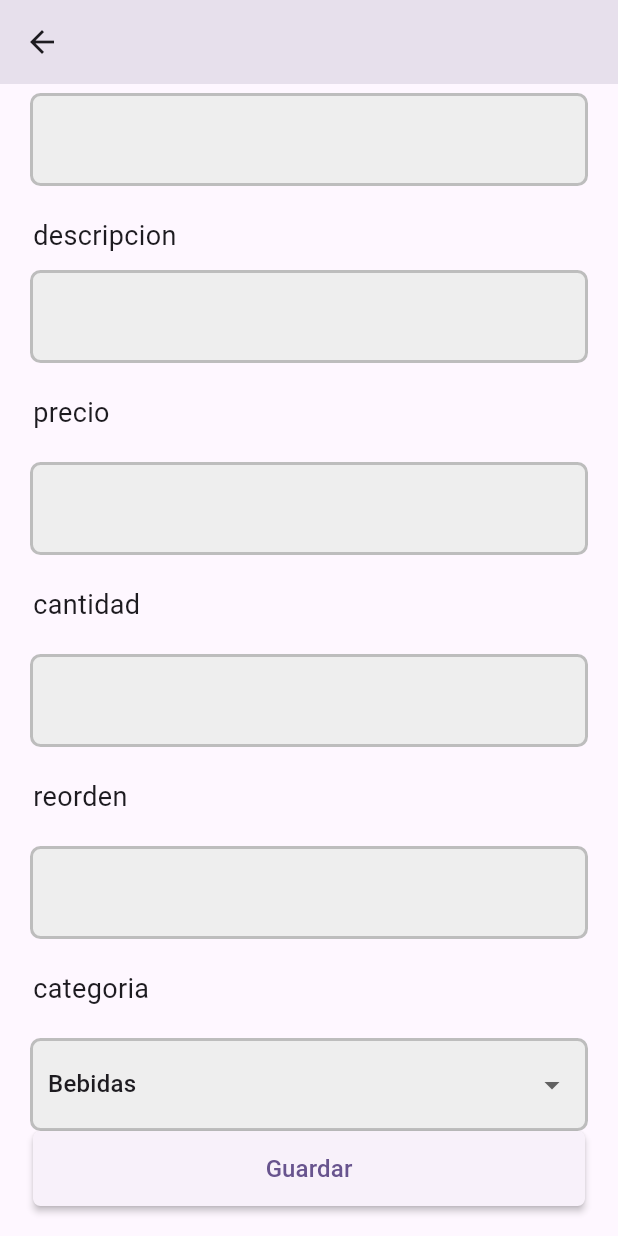
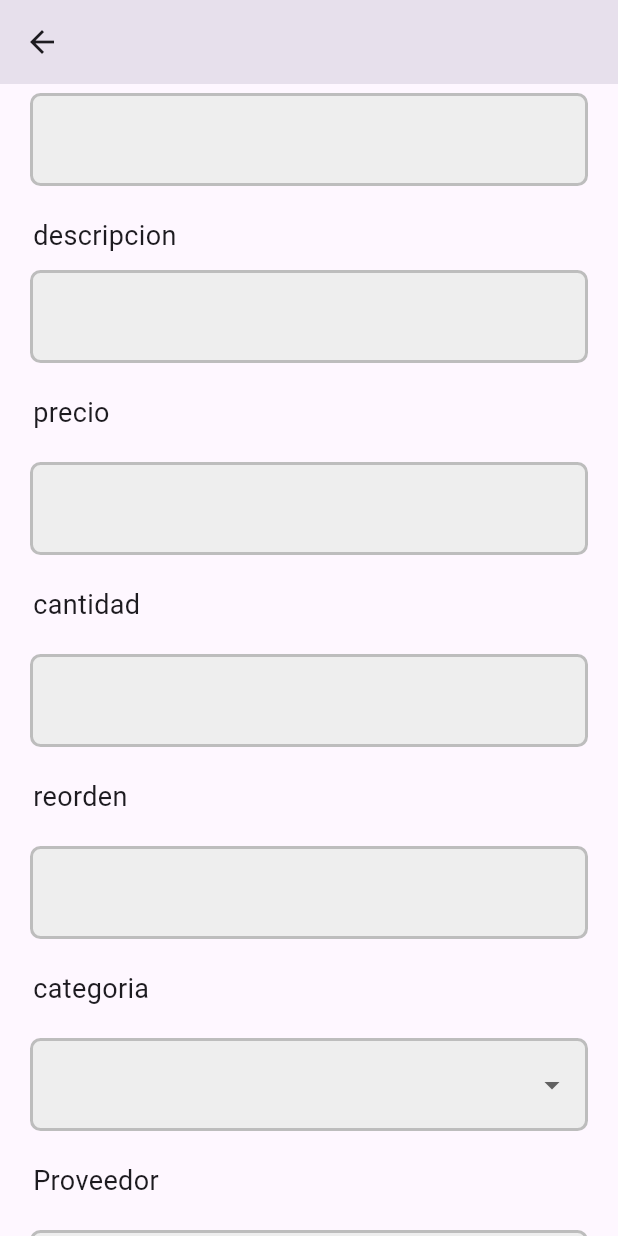
Before and after one commit to victorgbd/paralelos2, a Flutter app: the ProductManagementView screen opened directly, scrolled down 50 dp, on a phone screen of 412 x 824 dp. Run offline on Flutter 3.47's test engine with Material 3 defaults, Android fonts, the phone set to English and light mode, and no system bars; drawn by our look-alikes of flutter_form_builder; our stand-ins replace flutter_riverpod, form_builder_validators; network calls fail.

Commit message:
ua cambios

```diff
--- a/lib/main.dart
+++ b/lib/main.dart
@@ -1,6 +1,6 @@
 import 'package:flutter/material.dart';
 import 'package:flutter_riverpod/flutter_riverpod.dart';
-import 'package:paralelos2/views/login_view.dart';
+// import 'package:paralelos2/views/login_view.dart';
 
 import 'views/home_view.dart';
 
@@ -19,7 +19,7 @@
         colorScheme: ColorScheme.fromSeed(seedColor: Colors.deepPurple),
         useMaterial3: true,
       ),
-      home: const Loginview(),
+      home: const ProductView(),
     );
   }
 }
--- a/lib/views/product_management_view.dart
+++ b/lib/views/product_management_view.dart
@@ -15,10 +15,10 @@
 
 class _ProductManagementViewState extends ConsumerState<ProductManagementView> {
   final _formKey = GlobalKey<FormBuilderState>();
-  bool hidePassword = true;
+
   @override
   Widget build(BuildContext context) {
-    void signIn(BuildContext context) async {
+    void save(BuildContext context) async {
       FocusManager.instance.primaryFocus?.unfocus();
       final result = _formKey.currentState?.saveAndValidate() ?? false;
 
@@ -26,11 +26,14 @@
 
       final nombre = _formKey.currentState?.value['nombre'] as String;
       final descripcion = _formKey.currentState?.value['descripcion'] as String;
-      final precio = _formKey.currentState?.value['precio'] as double;
-      final cantidad = _formKey.currentState?.value['cantidad'] as int;
-      final reorden = _formKey.currentState?.value['reorden'] as int;
-      final categoriaId = _formKey.currentState?.value['categoria_id'] as int;
-      final proveedorId = _formKey.currentState?.value['proveedor_id'] as int;
+      final precio =
+          double.parse(_formKey.currentState?.value['precio'] as String);
+      final cantidad =
+          int.parse(_formKey.currentState?.value['cantidad'] as String);
+      final reorden =
+          int.parse(_formKey.currentState?.value['reorden'] as String);
+      final categoriaId = _formKey.currentState?.value['categoria_id'].id;
+      final proveedorId = _formKey.currentState?.value['proveedor_id'].id;
 
       await ref.read(productRepositoryProvider).create(nombre, descripcion,
           precio, cantidad, reorden, categoriaId, proveedorId);
@@ -75,7 +78,7 @@
                           focusedBorder: InputBorder.none,
                         ),
                         name: 'nombre',
-                        keyboardType: TextInputType.emailAddress,
+                        keyboardType: TextInputType.text,
                         validator: FormBuilderValidators.compose(
                           [
                             FormBuilderValidators.required(),
@@ -116,7 +119,6 @@
                         ),
                         name: 'descripcion',
                         keyboardType: TextInputType.text,
-                        obscureText: hidePassword,
                         validator: FormBuilderValidators.compose(
                           [
                             FormBuilderValidators.required(),
@@ -156,8 +158,7 @@
                           focusedBorder: InputBorder.none,
                         ),
                         name: 'precio',
-                        keyboardType: TextInputType.text,
-                        obscureText: hidePassword,
+                        keyboardType: TextInputType.number,
                         validator: FormBuilderValidators.compose(
                           [
                             FormBuilderValidators.required(),
@@ -197,8 +198,7 @@
                           focusedBorder: InputBorder.none,
                         ),
                         name: 'cantidad',
-                        keyboardType: TextInputType.text,
-                        obscureText: hidePassword,
+                        keyboardType: TextInputType.number,
                         validator: FormBuilderValidators.compose(
                           [
                             FormBuilderValidators.required(),
@@ -238,7 +238,7 @@
                           focusedBorder: InputBorder.none,
                         ),
                         name: 'reorden',
-                        keyboardType: TextInputType.text,
+                        keyboardType: TextInputType.number,
                         validator: FormBuilderValidators.compose(
                           [
                             FormBuilderValidators.required(),
@@ -270,7 +270,7 @@
                     child: Padding(
                       padding: const EdgeInsets.symmetric(
                           horizontal: 10.0, vertical: 5.0),
-                      child: FormBuilderDropdown<CategoryEntity>(
+                      child: FormBuilderDropdown(
                         decoration: const InputDecoration(
                           errorBorder: InputBorder.none,
                           focusedErrorBorder: InputBorder.none,
@@ -279,8 +279,10 @@
                         ),
                         name: 'categoria_id',
                         items: categories
-                            .map((e) => DropdownMenuItem<CategoryEntity>(
-                                child: Text(e.nombre)))
+                            .map((e) => DropdownMenuItem(
+                                  value: e,
+                                  child: Text(e.nombre),
+                                ))
                             .toList(),
                         validator: FormBuilderValidators.compose(
                           [
@@ -291,6 +293,52 @@
                     ),
                   ),
                 ),
+                const SizedBox(height: 20.0),
+                const Padding(
+                  padding: EdgeInsets.only(left: 22.0),
+                  child: Text(
+                    "Proveedor",
+                    style: TextStyle(fontSize: 18.0),
+                  ),
+                ),
+                const SizedBox(height: 20.0),
+                Padding(
+                  padding: const EdgeInsets.symmetric(horizontal: 20),
+                  child: Container(
+                    decoration: BoxDecoration(
+                        borderRadius: BorderRadius.circular(7.0),
+                        color: Theme.of(context).brightness == Brightness.light
+                            ? Colors.grey[200]
+                            : const Color(0xff1c272b),
+                        border:
+                            Border.all(color: Colors.grey.shade400, width: 2)),
+                    child: Padding(
+                      padding: const EdgeInsets.symmetric(
+                          horizontal: 10.0, vertical: 5.0),
+                      child: FormBuilderDropdown(
+                        decoration: const InputDecoration(
+                          errorBorder: InputBorder.none,
+                          focusedErrorBorder: InputBorder.none,
+                          enabledBorder: InputBorder.none,
+                          focusedBorder: InputBorder.none,
+                        ),
+                        name: 'proveedor_id',
+                        items: suppliers
+                            .map((e) => DropdownMenuItem(
+                                  value: e,
+                                  child: Text(e.nombre),
+                                ))
+                            .toList(),
+                        validator: FormBuilderValidators.compose(
+                          [
+                            FormBuilderValidators.required(),
+                          ],
+                        ),
+                      ),
+                    ),
+                  ),
+                ),
+                const SizedBox(height: 20.0),
                 Padding(
                   padding: const EdgeInsets.symmetric(horizontal: 22.0),
                   child: ElevatedButton(
@@ -304,7 +352,7 @@
                           borderRadius: BorderRadius.circular(5.0),
                         ))),
                     onPressed: () {
-                      signIn(context);
+                      save(context);
                     },
                     child: const Text(
                       "Guardar",
```
Also changed, not shown: lib/product_repository.dart (+5 -5 lines).
